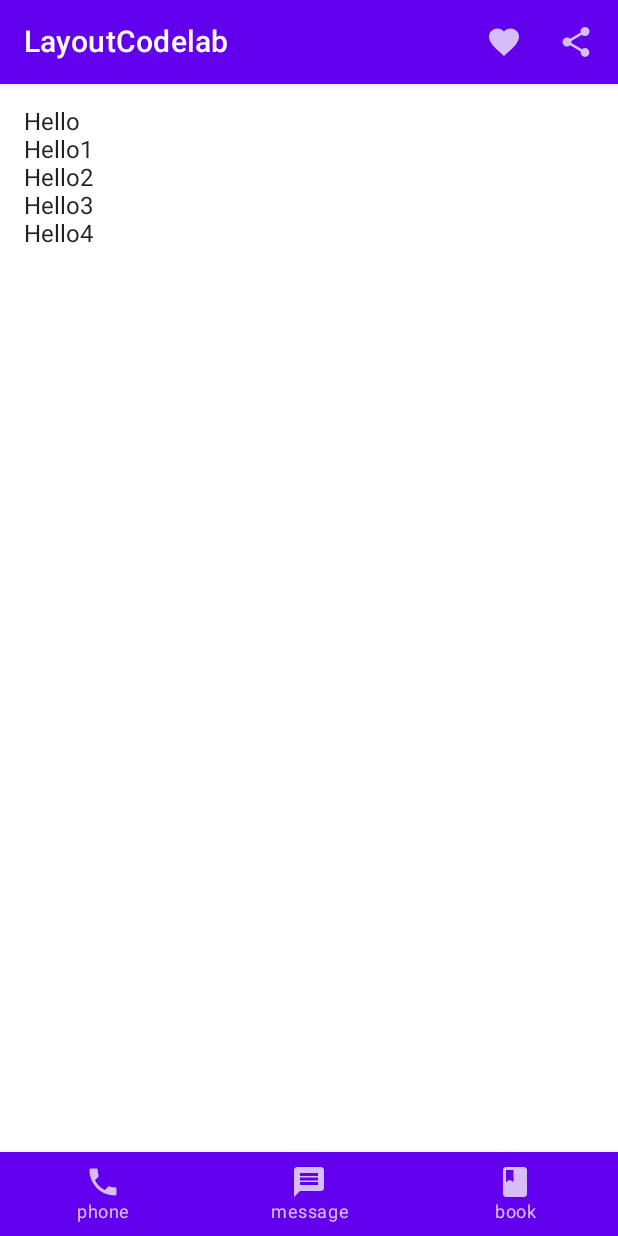
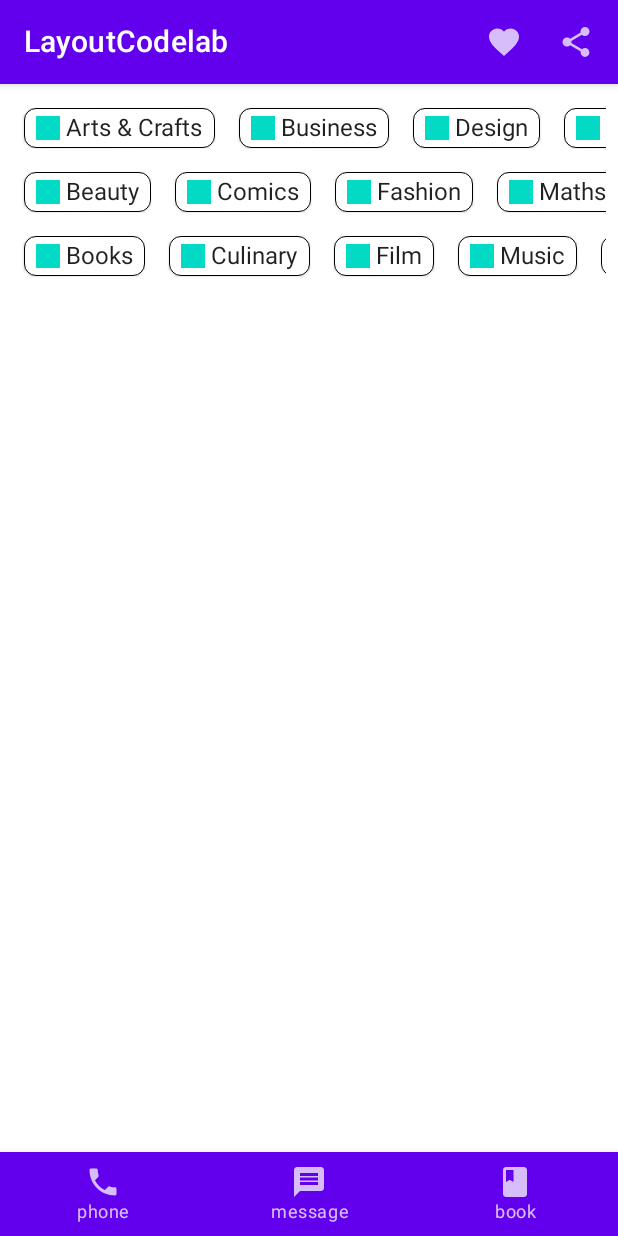
Before and after one commit to sejins/compose_practice, an Android app built with Jetpack Compose: the screen it shows after launch (MainActivity), on a phone screen of 412 x 824 dp. Run offline under Robolectric (Android 15) with nearby library versions, the phone set to English and light mode, and no system bars; pictures from the network do not load.

Commit message:
[CodelabLayouts] custom layout-2

```diff
--- a/codelab_layouts/app/src/main/java/com/jjinse/codelab_layouts/MainActivity.kt
+++ b/codelab_layouts/app/src/main/java/com/jjinse/codelab_layouts/MainActivity.kt
@@ -18,6 +18,7 @@ import androidx.compose.runtime.rememberCoroutineScope
 import androidx.compose.ui.Alignment
 import androidx.compose.ui.Modifier
 import androidx.compose.ui.draw.clip
+import androidx.compose.ui.graphics.Color
 import androidx.compose.ui.layout.AlignmentLine
 import androidx.compose.ui.layout.FirstBaseline
 import androidx.compose.ui.layout.Layout
@@ -30,12 +31,103 @@ import coil.compose.rememberImagePainter
 import com.jjinse.codelab_layouts.ui.theme.Codelab_layoutsTheme
 import kotlinx.coroutines.launch
 
+val topics = listOf(
+    "Arts & Crafts", "Beauty", "Books", "Business", "Comics", "Culinary",
+    "Design", "Fashion", "Film", "History", "Maths", "Music", "People", "Philosophy",
+    "Religion", "Social sciences", "Technology", "TV", "Writing"
+)
+
 class MainActivity : ComponentActivity() {
     override fun onCreate(savedInstanceState: Bundle?) {
         super.onCreate(savedInstanceState)
         setContent {
             Codelab_layoutsTheme {
                 LayoutCodelab()
+            }
+        }
+    }
+}
+
+@Composable
+fun Chip(
+    modifier:Modifier = Modifier,
+    text: String
+) {
+    Card(
+        modifier = modifier,
+        border = BorderStroke(color = Color.Black, width = Dp.Hairline),
+        shape = RoundedCornerShape(8.dp)
+    ) {
+        Row(
+            modifier = Modifier.padding(start = 8.dp, top = 4.dp, end = 8.dp, bottom = 4.dp),
+            verticalAlignment = Alignment.CenterVertically
+        ) {
+            Box(modifier = Modifier
+                .size(16.dp)
+                .background(MaterialTheme.colors.secondary))
+            Spacer(modifier = Modifier.width(4.dp))
+            Text(text = text)
+        }
+    }
+}
+
+/**
+ * custom staggered grid layout
+ * 현재 custom grid layout 자체는 스크롤이 불가능
+ **/
+@Composable
+fun StaggeredGrid(
+    modifier: Modifier = Modifier,
+    rows: Int = 3,
+    content: @Composable () -> Unit
+) {
+    Layout(
+        modifier = modifier,
+        content = content
+    ) { measurables, constraints ->
+
+        // Keep track of the width of each row
+        val rowWidths = IntArray(rows) { 0 }
+
+        // Keep track of the max height of each row
+        val rowHeights = IntArray(rows) { 0 }
+
+        // measurement of each Composable
+        val placeables = measurables.mapIndexed { index, measurable ->
+            val placeable = measurable.measure(constraints)
+
+            val row = index % rows
+            rowWidths[row] += placeable.width
+            rowHeights[row] = Math.max(rowHeights[row], placeable.height)
+
+            placeable
+        }
+
+        // Grid's width is the widest row
+        val gridWidth =
+            rowWidths.maxOrNull()?.coerceIn(constraints.minWidth.rangeTo(constraints.maxWidth)) ?: constraints.minWidth
+
+        // Grid's height is the sum of the tallest element of each row
+        val gridHeight =
+            rowHeights.sumOf { it }.coerceIn(constraints.minHeight.rangeTo(constraints.maxHeight))
+
+        val rowY = IntArray(rows) { 0 }
+        for (i in 1 until rows) {
+            rowY[i] = rowY[i - 1] + rowHeights[i - 1]
+        }
+
+        // Set the size of the parent layout
+        layout(gridWidth, gridHeight) {
+            // trace rowX per each row
+            val rowX = IntArray(rows) { 0 }
+
+            placeables.forEachIndexed { index, placeable ->
+                val row = index % rows
+                placeable.placeRelative(
+                    x = rowX[row],
+                    y = rowY[row]
+                )
+                rowX[row] += placeable.width
             }
         }
     }
@@ -72,7 +164,6 @@ fun MyCustomColumn(
         }
     }
 }
-
 
 /** custom layout modifier **/
 fun Modifier.firstBaselineToTop(
@@ -142,7 +233,9 @@ fun LayoutCodelab() {
         // 1. 컴포저블 호출 시 : 컴포저블의 케이스 별로 설정을 주고 싶은 경우 사용한다.
         // 2. 컴포저블 내부 : 모든 컴포저블에 고유한 설정일 때 사용한다.
         BodyContent(
-            Modifier.padding(innerPadding).padding(all = 8.dp)
+            Modifier
+                .padding(innerPadding)
+                .padding(all = 8.dp)
         )
 //        ScrollingList()
     }
@@ -205,12 +298,13 @@ fun ImageListItem(index: Int) {
 
 @Composable
 fun BodyContent(modifier: Modifier = Modifier) {
-    MyCustomColumn(modifier.padding(8.dp)) {
-        Text(text = "Hello")
-        Text(text = "Hello1")
-        Text(text = "Hello2")
-        Text(text = "Hello3")
-        Text(text = "Hello4")
+    // StaggeredGrid 는 자체적으로 스크롤이 불가능한 커스텀 레이아웃 형태이기 때문에 스크롤 가능한 Row 로 래핑
+    Row(modifier = modifier.horizontalScroll(rememberScrollState())) {
+        StaggeredGrid(rows = 3) {
+            topics.forEach {
+                Chip(modifier = Modifier.padding(8.dp), text = it)
+            }
+        }
     }
 }
 
@@ -250,6 +344,11 @@ fun PhotographerCard(modifier: Modifier = Modifier) {
     }
 }
 
+@Preview
+@Composable
+fun ChipPreview() {
+    Chip(text = "This is a test")
+}
 
 @Preview
 @Composable
```
